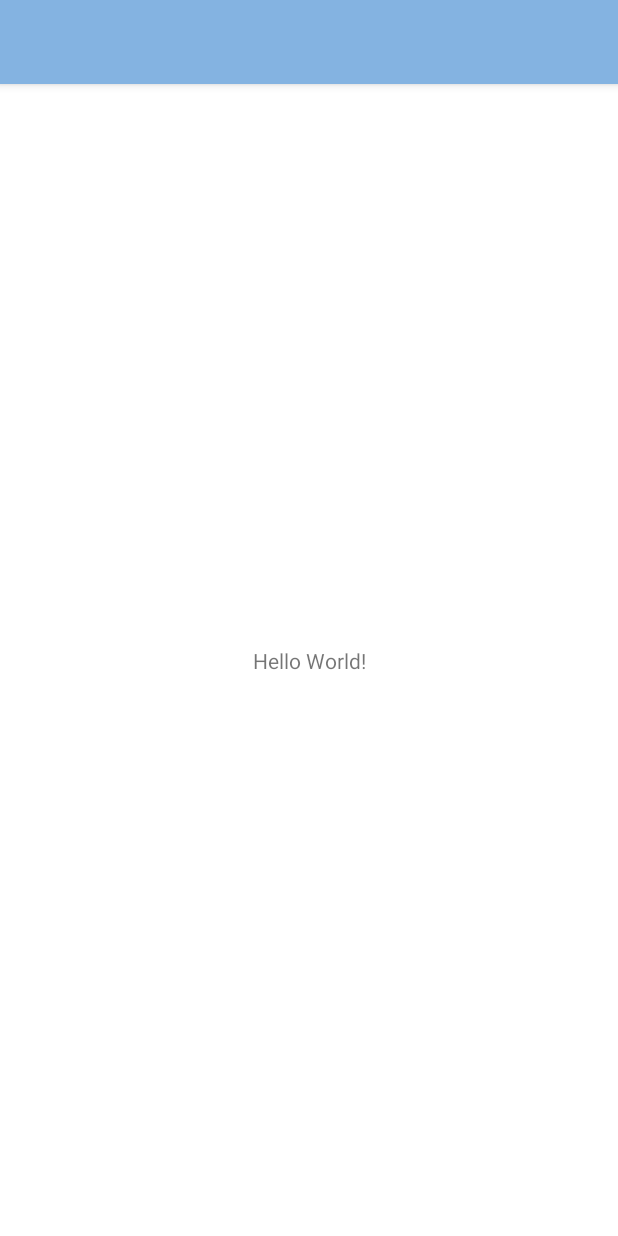
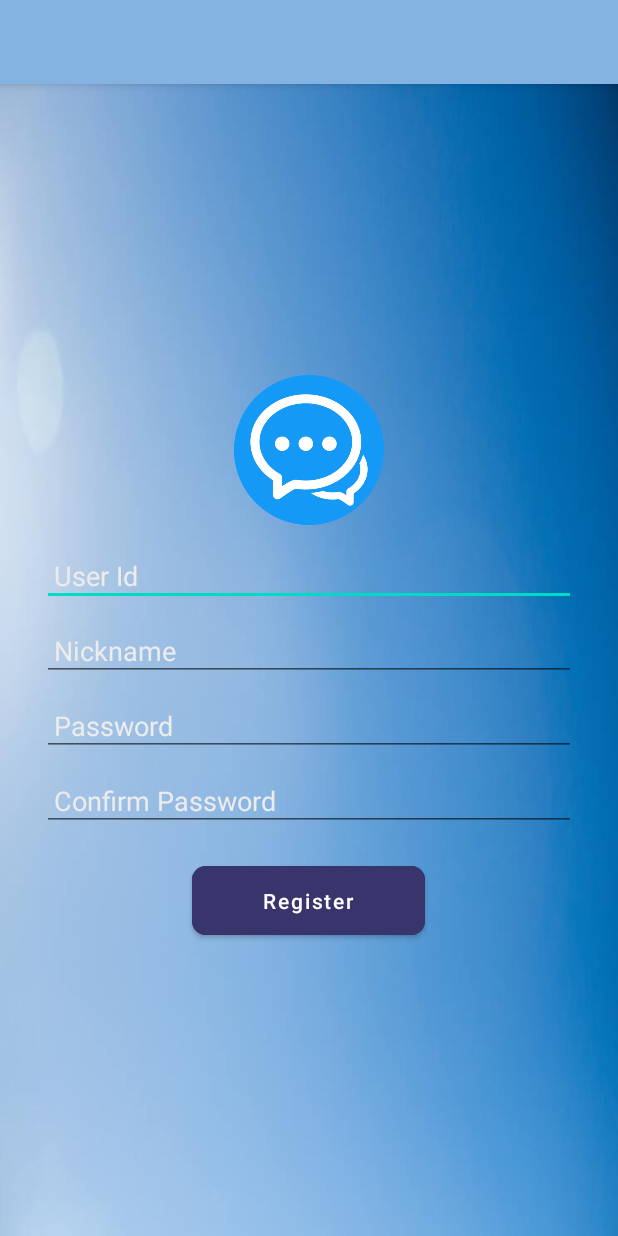
Before and after one commit to ironBoni/android-ex3, an Android app: the screen it shows after launch (MainActivity before the commit, RegisterActivity after it), on a phone screen of 412 x 824 dp. Run offline under Robolectric (Android 15) with nearby library versions, the phone set to English and light mode, and no system bars.

Commit message:
Created register activity with text views and buttons

```diff
--- a/android/app/src/main/AndroidManifest.xml
+++ b/android/app/src/main/AndroidManifest.xml
@@ -14,7 +14,7 @@
         android:theme="@style/Theme.AndroidChat"
         tools:targetApi="31">
         <activity
-            android:name=".MainActivity"
+            android:name=".RegisterActivity"
             android:exported="true">
             <intent-filter>
                 <action android:name="android.intent.action.MAIN" />
@@ -22,6 +22,10 @@
                 <category android:name="android.intent.category.LAUNCHER" />
             </intent-filter>
         </activity>
+        <activity
+            android:name=".MainActivity"
+            android:exported="true">
+        </activity>
     </application>
 
 </manifest>
--- /dev/null
+++ b/android/app/src/main/java/com/ex3/androidchat/RegisterActivity.java
@@ -0,0 +1,14 @@
+package com.ex3.androidchat;
+
+import androidx.appcompat.app.AppCompatActivity;
+
+import android.os.Bundle;
+
+public class RegisterActivity extends AppCompatActivity {
+
+    @Override
+    protected void onCreate(Bundle savedInstanceState) {
+        super.onCreate(savedInstanceState);
+        setContentView(R.layout.activity_register);
+    }
+}
--- /dev/null
+++ b/android/app/src/main/res/layout/activity_register.xml
@@ -0,0 +1,85 @@
+<?xml version="1.0" encoding="utf-8"?>
+<LinearLayout xmlns:android="http://schemas.android.com/apk/res/android"
+    xmlns:app="http://schemas.android.com/apk/res-auto"
+    xmlns:tools="http://schemas.android.com/tools"
+    android:layout_width="match_parent"
+    android:layout_height="match_parent"
+    tools:context=".RegisterActivity"
+    android:orientation="vertical"
+    android:gravity="center"
+    android:background="@drawable/main_background">
+    <LinearLayout
+        android:layout_width="match_parent"
+        android:layout_height="wrap_content"
+        android:gravity="center_horizontal"
+        android:orientation="vertical"
+        android:layout_marginLeft="28dp"
+        android:layout_marginStart="28dp"
+        android:layout_marginEnd="28dp"
+        android:layout_marginRight="28dp">
+        <ImageView
+            android:layout_width="100dp"
+            android:layout_height="100dp"
+            android:id="@+id/imgView"
+            android:src="@drawable/web_icon"/>
+        <EditText
+            android:layout_width="match_parent"
+            android:layout_height="wrap_content"
+            android:id="@+id/txtUserId"
+            android:layout_marginTop="13dp"
+            android:layout_marginBottom="9dp"
+            android:ems="8"
+            android:hint="User Id"
+            android:inputType="textPersonName"
+            android:padding="8dp"
+            android:textColor="@color/black"
+            android:textColorHint="@color/grayLight"/>
+        <EditText
+            android:layout_width="match_parent"
+            android:layout_height="wrap_content"
+            android:id="@+id/txtNickname"
+            android:layout_marginBottom="9dp"
+            android:ems="8"
+            android:hint="Nickname"
+            android:inputType="textPersonName"
+            android:padding="8dp"
+            android:textColor="@color/black"
+            android:textColorHint="@color/grayLight"/>
+
+        <EditText
+            android:layout_width="match_parent"
+            android:layout_height="wrap_content"
+            android:id="@+id/txtPassword"
+            android:layout_marginBottom="9dp"
+            android:ems="8"
+            android:hint="Password"
+            android:inputType="textPassword"
+            android:padding="8dp"
+            android:textColor="@color/black"
+            android:textColorHint="@color/grayLight"/>
+
+        <EditText
+            android:layout_width="match_parent"
+            android:layout_height="wrap_content"
+            android:id="@+id/txtConfirm"
+            android:layout_marginBottom="9dp"
+            android:ems="8"
+            android:hint="Confirm Password"
+            android:inputType="textPassword"
+            android:padding="8dp"
+            android:textColor="@color/black"
+            android:textColorHint="@color/grayLight"/>
+
+        <Button
+            android:layout_width="155dp"
+            android:layout_height="wrap_content"
+            android:id="@+id/btnRegister"
+            android:layout_marginTop="8dp"
+            android:padding="13dp"
+            android:text="Register"
+            android:textAllCaps="false"
+            android:backgroundTint="@color/registerColor"
+            app:cornerRadius="9dp"/>
+            />
+    </LinearLayout>
+</LinearLayout>
--- a/android/app/src/main/res/values/colors.xml
+++ b/android/app/src/main/res/values/colors.xml
@@ -12,6 +12,7 @@
     <color name="greenLight">#99EC83</color>
     <color name="settings">#0E7483</color>
     <color name="backgroundGrayColor">#BCCCBC</color>
+    <color name="registerColor">#38346C</color>
 
     <color name="purple_200">#FFBB86FC</color>
     <color name="purple_500">#FF6200EE</color>
```
Also changed, not shown: android/app/src/main/res/drawable-v24/main_background.jpg (added).
